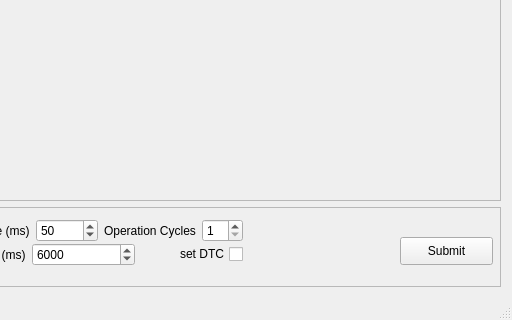
Old version of the form Debounce_Counter/mainwindow.ui in the repository jmieses/debounce_counter; both pictures show x 721 to 1233 and y 276 to 596 of the 1233 by 596 pixel window.
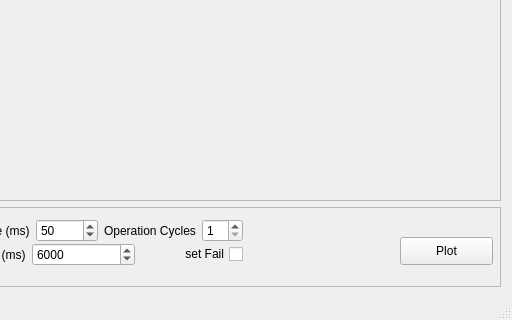
New version of the form. Custom widgets are drawn as their Qt base class.

What changed in the file:
```diff
--- a/Debounce_Counter/mainwindow.ui
+++ b/Debounce_Counter/mainwindow.ui
@@ -143,7 +143,7 @@
         </rect>
        </property>
        <property name="text">
-        <string>Submit</string>
+        <string>Plot</string>
        </property>
       </widget>
       <widget class="QWidget" name="layoutWidget">
@@ -302,7 +302,7 @@
              <enum>Qt::RightToLeft</enum>
             </property>
             <property name="text">
-             <string>set DTC</string>
+             <string>set Fail</string>
             </property>
            </widget>
           </item>
```
